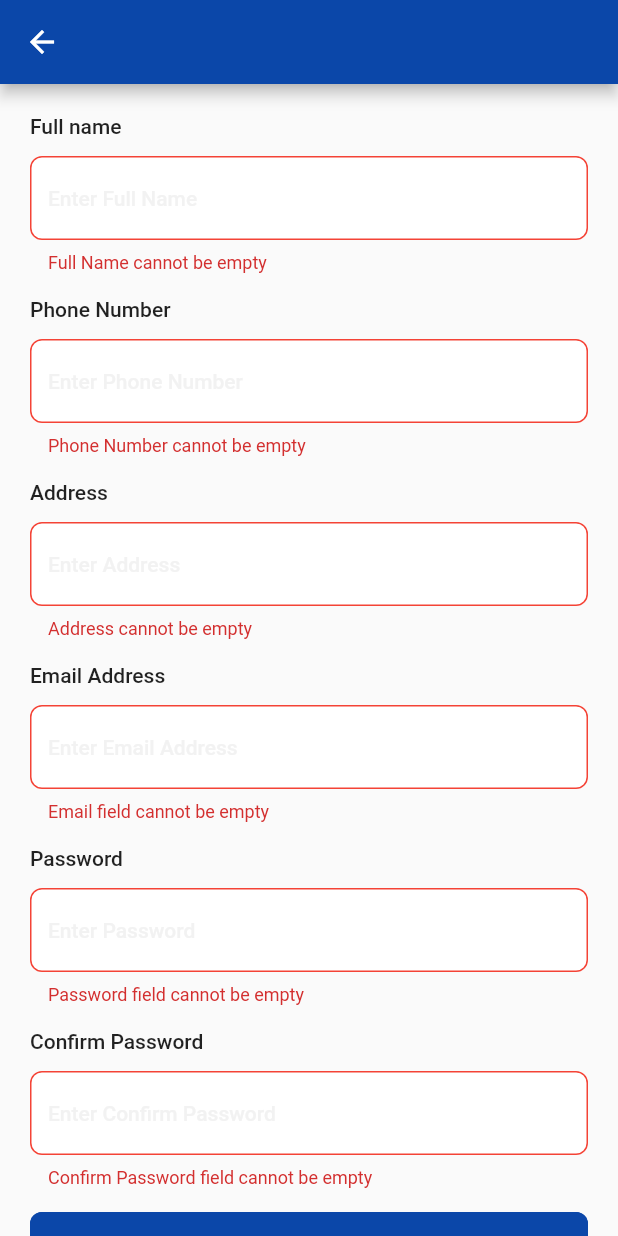
After one commit to sumitkakshapati/ecommece_app, a Flutter app: the SignupWidgets screen opened directly, after a tap on "SIGNUP", on a phone screen of 412 x 824 dp. The commit adds this screen. Run offline on Flutter 3.47's test engine with Material 2 defaults, Android fonts, the phone set to English and light mode, and no system bars; drawn by our look-alikes of loading_overlay; our stand-ins replace email_validator, flutter_bloc, page_transition.

Commit message:
login and signup page added

```diff
--- /dev/null
+++ b/lib/common/buttons/custom_rounded_button.dart
@@ -0,0 +1,107 @@
+import 'package:ecommerce_app/common/custom_theme.dart';
+import 'package:flutter/material.dart';
+
+class CustomRoundedButtom extends StatefulWidget {
+  const CustomRoundedButtom({
+    Key? key,
+    required this.title,
+    required this.onPressed,
+    this.isLoading = false,
+    this.padding,
+    this.color,
+    this.horizontalPadding = 12,
+    this.verticalPadding = 16,
+    this.fontSize = 14,
+    this.textColor = Colors.white,
+    this.fontWeight = FontWeight.w700,
+    this.horizontalMargin = 0,
+    this.icon,
+  }) : super(key: key);
+  final String title;
+  final Function()? onPressed;
+  final bool isLoading;
+  final Color? color;
+  final EdgeInsets? padding;
+  final double horizontalPadding;
+  final double verticalPadding;
+  final double fontSize;
+  final Color textColor;
+  final FontWeight fontWeight;
+  final double horizontalMargin;
+  final IconData? icon;
+
+  @override
+  CustomRoundedButtomState createState() => CustomRoundedButtomState();
+}
+
+class CustomRoundedButtomState extends State<CustomRoundedButtom> {
+  @override
+  Widget build(BuildContext context) {
+    final _theme = Theme.of(context);
+    return Container(
+      padding: EdgeInsets.symmetric(horizontal: widget.horizontalMargin),
+      child: Material(
+        color: (widget.color ?? _theme.primaryColor),
+        borderRadius: BorderRadius.circular(8),
+        child: InkWell(
+          onTap: widget.onPressed,
+          borderRadius: BorderRadius.circular(8),
+          child: Container(
+            padding: widget.padding ??
+                EdgeInsets.symmetric(
+                  vertical: widget.verticalPadding,
+                  horizontal: widget.horizontalPadding,
+                ),
+            decoration: BoxDecoration(
+              borderRadius: BorderRadius.circular(8),
+              border: Border.all(
+                color: widget.color ?? _theme.primaryColor,
+              ),
+            ),
+            child: Center(
+              child: Row(
+                mainAxisSize: MainAxisSize.min,
+                crossAxisAlignment: CrossAxisAlignment.center,
+                children: [
+                  Text(
+                    widget.title,
+                    style: _theme.textTheme.headline3!.copyWith(
+                      fontWeight: widget.fontWeight,
+                      color: widget.textColor,
+                      fontSize: widget.fontSize,
+                    ),
+                  ),
+                  if (widget.icon != null)
+                    Container(
+                      padding: const EdgeInsets.symmetric(horizontal: 4),
+                      child: Icon(
+                        widget.icon,
+                        color: Colors.white,
+                        size: 22,
+                      ),
+                    ),
+                  AnimatedSwitcher(
+                    duration: const Duration(milliseconds: 350),
+                    switchInCurve: Curves.easeOut,
+                    switchOutCurve: Curves.easeOut,
+                    child: widget.isLoading
+                        ? Container(
+                            height: 14,
+                            width: 14,
+                            margin: const EdgeInsets.only(left: 8),
+                            child: const CircularProgressIndicator(
+                              color: Colors.white,
+                              strokeWidth: 2,
+                            ),
+                          )
+                        : Container(),
+                  ),
+                ],
+              ),
+            ),
+          ),
+        ),
+      ),
+    );
+  }
+}
--- a/lib/common/custom_theme.dart
+++ b/lib/common/custom_theme.dart
@@ -2,5 +2,8 @@ import 'package:flutter/material.dart';
 
 class CustomTheme {
   static const Color primaryColor = Color(0xFF0b47a9);
-  static const double symmetricHorizontalPadding = 20;
+  static const Color lightGray = Color(0xFFF2f2F2);
+  static const Color gray = Color(0xFFC4C4C4);
+  static const Color darkGrayColor = Color(0xFF757575);
+  static const double horizontalPadding = 20;
 }
--- /dev/null
+++ b/lib/common/textfield/custom_textfield.dart
@@ -0,0 +1,108 @@
+import 'package:ecommerce_app/common/custom_theme.dart';
+import 'package:flutter/material.dart';
+
+class CustomTextField extends StatelessWidget {
+  final String label;
+  final String hintText;
+  final TextInputType? textInputType;
+  final double bottomPadding;
+  final bool obscureText;
+  final bool readOnly;
+  final IconData? suffixIcon;
+  final TextEditingController? controller;
+  final FormFieldValidator<String>? validator;
+
+  const CustomTextField({
+    super.key,
+    required this.label,
+    required this.hintText,
+    this.bottomPadding = 16,
+    this.obscureText = false,
+    this.textInputType,
+    this.readOnly = false,
+    this.suffixIcon,
+    this.controller,
+    this.validator,
+  });
+
+  @override
+  Widget build(BuildContext context) {
+    final _theme = Theme.of(context);
+    final _textTheme = _theme.textTheme;
+
+    return Container(
+      margin: EdgeInsets.only(bottom: bottomPadding),
+      child: Column(
+        crossAxisAlignment: CrossAxisAlignment.start,
+        children: [
+          Text(
+            label,
+            style: _textTheme.headline6!.copyWith(
+              fontWeight: FontWeight.w500,
+              fontSize: 14,
+            ),
+          ),
+          const SizedBox(height: 12),
+          Container(
+            child: TextFormField(
+              style: _textTheme.headline6!.copyWith(
+                fontWeight: FontWeight.w600,
+                fontSize: 14,
+              ),
+              controller: controller,
+              cursorColor: CustomTheme.primaryColor,
+              maxLines: 1,
+              keyboardType: TextInputType.text,
+              obscureText: obscureText,
+              readOnly: readOnly,
+              validator: validator,
+              decoration: InputDecoration(
+                border: OutlineInputBorder(
+                  borderRadius: BorderRadius.circular(8),
+                  borderSide: BorderSide(color: CustomTheme.lightGray),
+                ),
+                errorBorder: OutlineInputBorder(
+                  borderRadius: BorderRadius.circular(8),
+                  borderSide: BorderSide(color: Colors.red),
+                ),
+                enabledBorder: OutlineInputBorder(
+                  borderRadius: BorderRadius.circular(8),
+                  borderSide: BorderSide(color: CustomTheme.lightGray),
+                ),
+                focusedBorder: OutlineInputBorder(
+                  borderRadius: BorderRadius.circular(8),
+                  borderSide: BorderSide(color: CustomTheme.lightGray),
+                ),
+                disabledBorder: OutlineInputBorder(
+                  borderRadius: BorderRadius.circular(8),
+                  borderSide: BorderSide(color: CustomTheme.lightGray),
+                ),
+                focusedErrorBorder: OutlineInputBorder(
+                  borderRadius: BorderRadius.circular(8),
+                  borderSide: BorderSide(color: CustomTheme.lightGray),
+                ),
+                fillColor: Colors.white,
+                filled: true,
+                contentPadding: const EdgeInsets.symmetric(
+                  vertical: 20,
+                  horizontal: 12,
+                ),
+                counterText: "",
+                hintText: hintText,
+                hintStyle: _textTheme.headline6!.copyWith(
+                  color: CustomTheme.lightGray,
+                  fontSize: 14,
+                ),
+                suffixIcon: Icon(
+                  suffixIcon,
+                  size: 26,
+                  color: CustomTheme.gray,
+                ),
+              ),
+            ),
+          ),
+        ],
+      ),
+    );
+  }
+}
--- /dev/null
+++ b/lib/features/auth/ui/screens/login_page.dart
@@ -0,0 +1,11 @@
+import 'package:ecommerce_app/features/auth/ui/widgets/login_widget.dart';
+import 'package:flutter/material.dart';
+
+class LoginPage extends StatelessWidget {
+  const LoginPage({Key? key}) : super(key: key);
+
+  @override
+  Widget build(BuildContext context) {
+    return const LoginWidgets();
+  }
+}
--- /dev/null
+++ b/lib/features/auth/ui/screens/signup_page.dart
@@ -0,0 +1,11 @@
+import 'package:ecommerce_app/features/auth/ui/widgets/signup_widget.dart';
+import 'package:flutter/material.dart';
+
+class SignupPages extends StatelessWidget {
+  const SignupPages({Key? key}) : super(key: key);
+
+  @override
+  Widget build(BuildContext context) {
+    return SignupWidgets();
+  }
+}
--- /dev/null
+++ b/lib/features/auth/ui/widgets/login_widget.dart
@@ -0,0 +1,118 @@
+import 'package:ecommerce_app/common/buttons/custom_rounded_button.dart';
+import 'package:ecommerce_app/common/custom_theme.dart';
+import 'package:ecommerce_app/common/textfield/custom_textfield.dart';
+import 'package:ecommerce_app/features/auth/ui/screens/signup_page.dart';
+import 'package:email_validator/email_validator.dart';
+import 'package:flutter/gestures.dart';
+import 'package:flutter/material.dart';
+import 'package:loading_overlay/loading_overlay.dart';
+import 'package:page_transition/page_transition.dart';
+
+class LoginWidgets extends StatefulWidget {
+  const LoginWidgets({Key? key}) : super(key: key);
+
+  @override
+  State<LoginWidgets> createState() => _LoginWidgetsState();
+}
+
+class _LoginWidgetsState extends State<LoginWidgets> {
+  final TextEditingController _emailController = TextEditingController();
+  final TextEditingController _passwordController = TextEditingController();
+
+  bool _isLoading = false;
+
+  final GlobalKey<FormState> _formKey = GlobalKey<FormState>();
+
+  @override
+  Widget build(BuildContext context) {
+    final _theme = Theme.of(context);
+    final _textTheme = _theme.textTheme;
+
+    return LoadingOverlay(
+      isLoading: _isLoading,
+      child: Scaffold(
+        appBar: AppBar(backgroundColor: CustomTheme.primaryColor),
+        body: SingleChildScrollView(
+          child: Container(
+            padding: const EdgeInsets.symmetric(
+              horizontal: CustomTheme.horizontalPadding,
+            ),
+            child: Form(
+              key: _formKey,
+              child: Column(
+                children: [
+                  const SizedBox(height: 20),
+                  CustomTextField(
+                    label: "Email Address",
+                    hintText: "Enter Email Address",
+                    controller: _emailController,
+                    validator: (val) {
+                      if (val == null || val.isEmpty) {
+                        return "Email field cannot be empty";
+                      }
+                      final _isvalid = EmailValidator.validate(val);
+                      if (_isvalid) {
+                        return null;
+                      } else {
+                        return "Enter valid email address";
+                      }
+                    },
+                  ),
+                  CustomTextField(
+                    label: "Password",
+                    hintText: "Enter Password",
+                    controller: _passwordController,
+                    obscureText: true,
+                    validator: (val) {
+                      if (val == null || val.isEmpty) {
+                        return "Password field cannot be empty";
+                      } else if (val.length < 4) {
+                        return "Password field must be at least 4 character long";
+                      } else {
+                        return null;
+                      }
+                    },
+                  ),
+                  CustomRoundedButtom(
+                    title: "LOGIN",
+                    onPressed: () {
+                      if (_formKey.currentState!.validate()) {}
+                    },
+                  ),
+                  const SizedBox(height: 20),
+                  const Divider(height: 1),
+                  const SizedBox(height: 20),
+                  RichText(
+                    text: TextSpan(
+                      text: "Don't have account?",
+                      style: _textTheme.bodyText2,
+                      children: [
+                        TextSpan(
+                          text: " Sign Up",
+                          style: _textTheme.bodyText2!.copyWith(
+                            color: CustomTheme.primaryColor,
+                            fontWeight: FontWeight.w600,
+                          ),
+                          recognizer: TapGestureRecognizer()
+                            ..onTap = () {
+                              Navigator.of(context).push(
+                                PageTransition(
+                                  child: SignupPages(),
+                                  type: PageTransitionType.fade,
+                                ),
+                              );
+                            },
+                        )
+                      ],
+                    ),
+                  ),
+                  const SizedBox(height: 20),
+                ],
+              ),
+            ),
+          ),
+        ),
+      ),
+    );
+  }
+}
--- /dev/null
+++ b/lib/features/auth/ui/widgets/signup_widget.dart
@@ -0,0 +1,168 @@
+import 'package:ecommerce_app/common/buttons/custom_rounded_button.dart';
+import 'package:ecommerce_app/common/custom_theme.dart';
+import 'package:ecommerce_app/common/textfield/custom_textfield.dart';
+import 'package:email_validator/email_validator.dart';
+import 'package:flutter/gestures.dart';
+import 'package:flutter/material.dart';
+import 'package:flutter_bloc/flutter_bloc.dart';
+import 'package:loading_overlay/loading_overlay.dart';
+
+class SignupWidgets extends StatefulWidget {
+  const SignupWidgets({Key? key}) : super(key: key);
+
+  @override
+  State<SignupWidgets> createState() => _SignupWidgetsState();
+}
+
+class _SignupWidgetsState extends State<SignupWidgets> {
+  final TextEditingController _fullNameController = TextEditingController();
+  final TextEditingController _addressController = TextEditingController();
+  final TextEditingController _phoneNumberController = TextEditingController();
+  final TextEditingController _emailController = TextEditingController();
+  final TextEditingController _passwordController = TextEditingController();
+  final TextEditingController _confirmPasswordController =
+      TextEditingController();
+
+  final GlobalKey<FormState> _formKey = GlobalKey<FormState>();
+
+  bool _isLoading = false;
+
+  @override
+  Widget build(BuildContext context) {
+    final _theme = Theme.of(context);
+    final _textTheme = _theme.textTheme;
+
+    return LoadingOverlay(
+      isLoading: _isLoading,
+      child: Scaffold(
+        appBar: AppBar(backgroundColor: CustomTheme.primaryColor),
+        body: Form(
+          key: _formKey,
+          child: SingleChildScrollView(
+            child: Container(
+              padding: const EdgeInsets.symmetric(
+                horizontal: CustomTheme.horizontalPadding,
+              ),
+              child: Column(
+                children: [
+                  const SizedBox(height: 20),
+                  CustomTextField(
+                    label: "Full name",
+                    hintText: "Enter Full Name",
+                    controller: _fullNameController,
+                    validator: (val) {
+                      if (val == null || val.isEmpty) {
+                        return "Full Name cannot be empty";
+                      }
+                      return null;
+                    },
+                  ),
+                  CustomTextField(
+                    label: "Phone Number",
+                    hintText: "Enter Phone Number",
+                    controller: _phoneNumberController,
+                    textInputType: TextInputType.phone,
+                    validator: (val) {
+                      if (val == null || val.isEmpty) {
+                        return "Phone Number cannot be empty";
+                      }
+                      return null;
+                    },
+                  ),
+                  CustomTextField(
+                    label: "Address",
+                    hintText: "Enter Address",
+                    controller: _addressController,
+                    validator: (val) {
+                      if (val == null || val.isEmpty) {
+                        return "Address cannot be empty";
+                      }
+                      return null;
+                    },
+                  ),
+                  CustomTextField(
+                    label: "Email Address",
+                    hintText: "Enter Email Address",
+                    controller: _emailController,
+                    validator: (val) {
+                      if (val == null || val.isEmpty) {
+                        return "Email field cannot be empty";
+                      }
+                      final _isvalid = EmailValidator.validate(val);
+                      if (_isvalid) {
+                        return null;
+                      } else {
+                        return "Enter valid email address";
+                      }
+                    },
+                  ),
+                  CustomTextField(
+                    label: "Password",
+                    hintText: "Enter Password",
+                    controller: _passwordController,
+                    obscureText: true,
+                    validator: (val) {
+                      if (val == null || val.isEmpty) {
+                        return "Password field cannot be empty";
+                      } else if (val.length < 4) {
+                        return "Password field must be at least 4 character long";
+                      } else {
+                        return null;
+                      }
+                    },
+                  ),
+                  CustomTextField(
+                    label: "Confirm Password",
+                    hintText: "Enter Confirm Password",
+                    controller: _confirmPasswordController,
+                    validator: (val) {
+                      if (val == null || val.isEmpty) {
+                        return "Confirm Password field cannot be empty";
+                      } else if (val.length < 4) {
+                        return "Password field must be at least 4 character long";
+                      } else if (val != _passwordController.text) {
+                        return "Password doesnot matched";
+                      } else {
+                        return null;
+                      }
+                    },
+                    obscureText: true,
+                  ),
+                  CustomRoundedButtom(
+                    title: "SIGNUP",
+                    onPressed: () {
+                      if (_formKey.currentState!.validate()) {}
+                    },
+                  ),
+                  const SizedBox(height: 20),
+                  const Divider(height: 1),
+                  const SizedBox(height: 20),
+                  RichText(
+                    text: TextSpan(
+                      text: "Already have account?",
+                      style: _textTheme.bodyText2,
+                      children: [
+                        TextSpan(
+                          text: " Sign In",
+                          style: _textTheme.bodyText2!.copyWith(
+                            color: CustomTheme.primaryColor,
+                            fontWeight: FontWeight.w600,
+                          ),
+                          recognizer: TapGestureRecognizer()
+                            ..onTap = () {
+                              Navigator.of(context).pop();
+                            },
+                        )
+                      ],
+                    ),
+                  ),
+                  const SizedBox(height: 20),
+                ],
+              ),
+            ),
+          ),
+        ),
+      ),
+    );
+  }
+}
--- a/lib/features/splash/ui/widgets/splash_widget.dart
+++ b/lib/features/splash/ui/widgets/splash_widget.dart
@@ -1,5 +1,7 @@
 import 'package:ecommerce_app/common/assets.dart';
+import 'package:ecommerce_app/features/auth/ui/screens/login_page.dart';
 import 'package:flutter/material.dart';
+import 'package:page_transition/page_transition.dart';
 
 class SplashWidget extends StatelessWidget {
   const SplashWidget({super.key});
@@ -14,9 +16,20 @@ class SplashWidget extends StatelessWidget {
         child: Column(
           mainAxisAlignment: MainAxisAlignment.center,
           children: [
-            Image.asset(
-              Assets.logo,
-              height: 260,
+            InkWell(
+              onTap: () {
+                Navigator.of(context).pushAndRemoveUntil(
+                  PageTransition(
+                    child: LoginPage(),
+                    type: PageTransitionType.fade,
+                  ),
+                  (route) => false,
+                );
+              },
+              child: Image.asset(
+                Assets.logo,
+                height: 260,
+              ),
             ),
           ],
         ),
--- a/lib/main.dart
+++ b/lib/main.dart
@@ -1,3 +1,4 @@
+import 'package:ecommerce_app/common/custom_theme.dart';
 import 'package:ecommerce_app/features/splash/ui/pages/splash_page.dart';
 import 'package:flutter/material.dart';
 
@@ -13,7 +14,7 @@ class MyApp extends StatelessWidget {
     return MaterialApp(
       title: 'Ecommerce',
       theme: ThemeData(
-        primarySwatch: Colors.blue,
+        primaryColor: CustomTheme.primaryColor,
       ),
       home: const SplashPage(),
     );
--- a/pubspec.yaml
+++ b/pubspec.yaml
@@ -36,6 +36,10 @@ dependencies:
   # The following adds the Cupertino Icons font to your application.
   # Use with the CupertinoIcons class for iOS style icons.
   cupertino_icons: ^1.0.2
+  flutter_bloc: ^8.1.1
+  email_validator: ^2.1.17
+  loading_overlay:
+  page_transition: ^2.0.9
 
 dev_dependencies:
   flutter_test:
```
Also changed, not shown: pubspec.lock.
